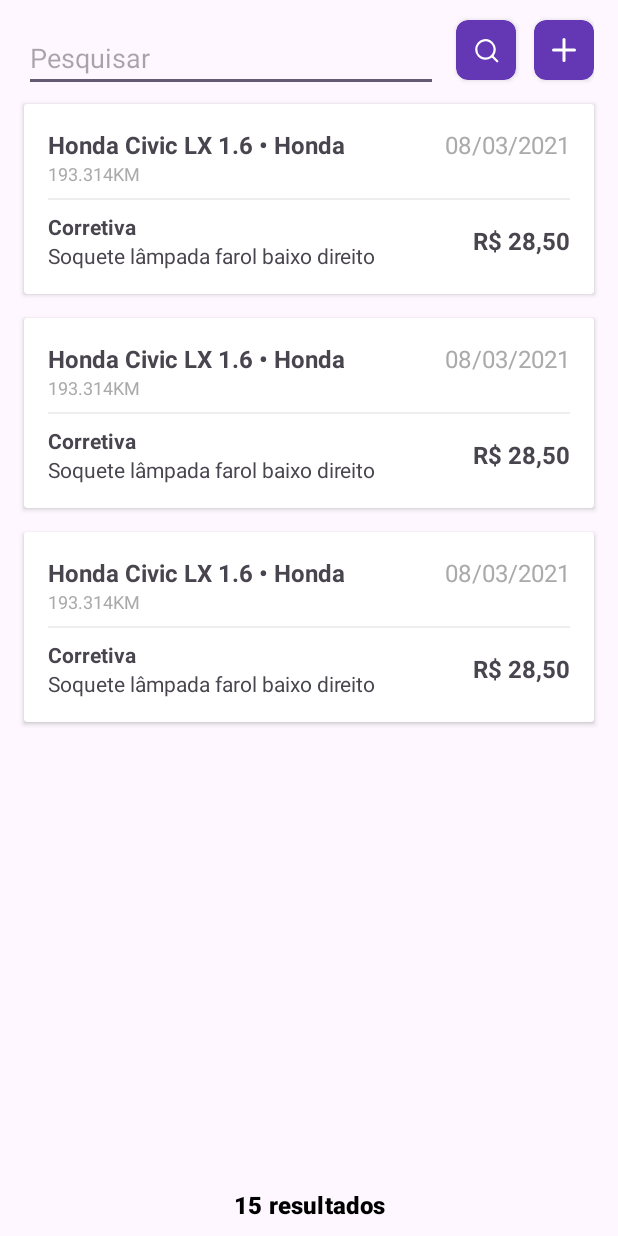
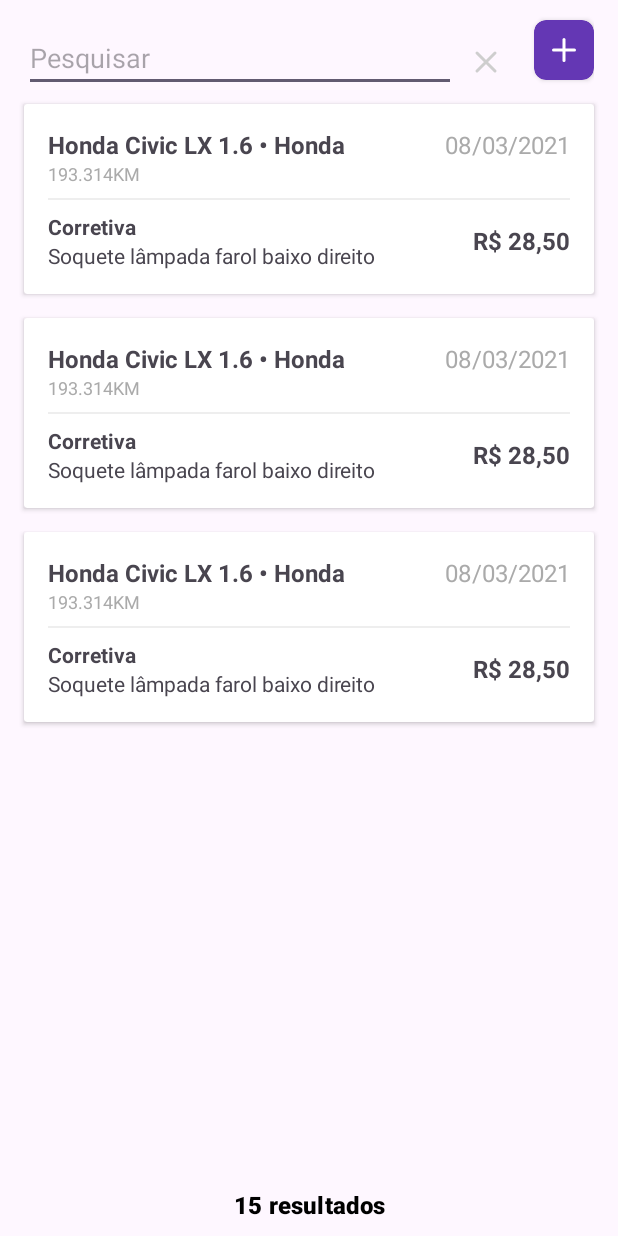
Before and after one commit to kbmbarreto/mycar_app, an Android app: the layout fragment_maintenance_history.xml on its own in the app's theme, with its tools: preview values and no code run, on a phone screen of 412 x 824 dp. Run offline under Robolectric (Android 15) with nearby library versions, the phone set to English and light mode, and no system bars.

Commit message:
AdClose Button

```diff
--- a/app/src/main/java/br/com/lambdateam/mycar/model/utils/Extensions.kt
+++ b/app/src/main/java/br/com/lambdateam/mycar/model/utils/Extensions.kt
@@ -1,7 +1,11 @@
 package br.com.lambdateam.mycar.model.utils
 
+import android.content.Context
 import android.os.CountDownTimer
+import android.view.View
+import android.view.inputmethod.InputMethodManager
 import android.widget.EditText
+import androidx.appcompat.app.AppCompatActivity
 import androidx.core.widget.doAfterTextChanged
 import java.text.NumberFormat
 import java.text.SimpleDateFormat
--- /dev/null
+++ b/app/src/main/res/drawable/ic_close.xml
@@ -0,0 +1,7 @@
+<vector android:height="24dp" android:viewportHeight="24"
+    android:viewportWidth="24" android:width="24dp" xmlns:android="http://schemas.android.com/apk/res/android">
+    <path android:fillColor="#00000000"
+        android:pathData="M18,18L12,12M12,12L6,6M12,12L18,6M12,12L6,18"
+        android:strokeColor="#CECECE" android:strokeLineCap="round"
+        android:strokeLineJoin="round" android:strokeWidth="2"/>
+</vector>
--- a/app/src/main/res/layout/fragment_maintenance_history.xml
+++ b/app/src/main/res/layout/fragment_maintenance_history.xml
@@ -5,6 +5,7 @@
     android:id="@+id/vf_maintenance_history"
     android:layout_width="match_parent"
     android:layout_height="match_parent"
+    android:animateLayoutChanges="true"
     tools:context=".views.maintenance.MaintenanceHistoryFragment">
 
     <LinearLayout
@@ -29,22 +30,17 @@
                 android:imeOptions="actionDone"
                 android:inputType="text" />
 
-            <androidx.cardview.widget.CardView
+            <ImageView
+                android:id="@+id/iv_maintenance_history_clean_search"
                 android:layout_width="wrap_content"
                 android:layout_height="wrap_content"
                 android:layout_gravity="bottom"
+                android:layout_margin="8dp"
                 android:layout_marginStart="12dp"
                 android:layout_marginBottom="8dp"
-                android:backgroundTint="@color/primary"
-                app:cardCornerRadius="8dp">
-
-                <ImageView
-                    android:layout_width="wrap_content"
-                    android:layout_height="wrap_content"
-                    android:layout_gravity="center"
-                    android:layout_margin="8dp"
-                    android:src="@drawable/ic_search" />
-            </androidx.cardview.widget.CardView>
+                android:src="@drawable/ic_close"
+                android:visibility="gone"
+                tools:visibility="visible" />
 
             <androidx.cardview.widget.CardView
                 android:layout_width="wrap_content"
```
Also changed, not shown: app/src/main/java/br/com/lambdateam/mycar/views/maintenance/MaintenanceHistoryFragment.kt (+27 -3 lines).
